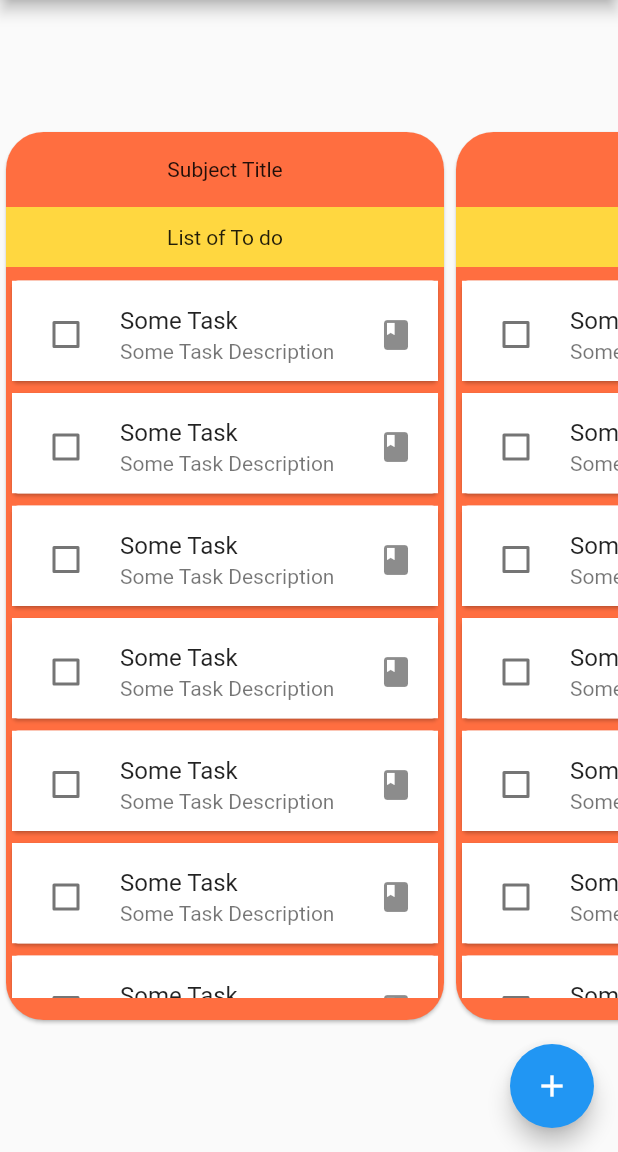
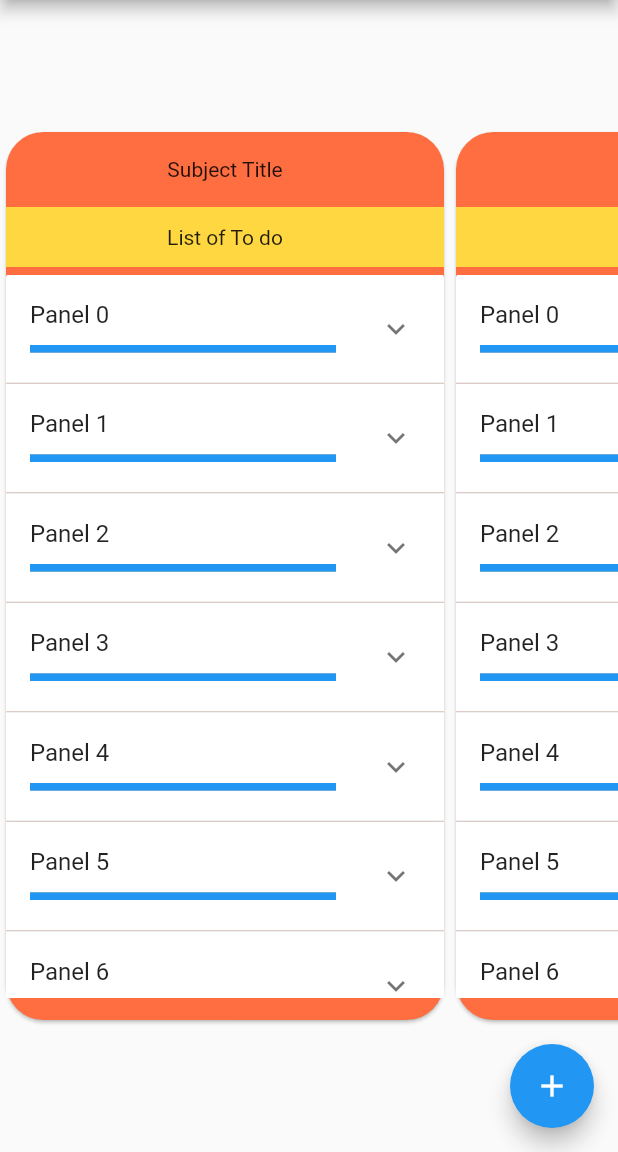
Before and after one commit to ronmattss/Personal-Academic-Tracker-PAT, a Flutter app: the screen it shows after launch, on a phone screen of 412 x 824 dp, the part 84-1236 px from its top. Run offline on Flutter 3.47's test engine with Material 2 defaults, Android fonts, the phone set to English and light mode, and no system bars; our stand-ins replace carousel_slider; missing offline and left inert: mysql1.

Commit message:
Created Subject Page

```diff
--- a/lib/Widgets/SubjectCard.dart
+++ b/lib/Widgets/SubjectCard.dart
@@ -4,6 +4,7 @@
 
 import 'package:flutter/cupertino.dart';
 import 'package:flutter/material.dart';
+import 'package:personalacademictracker/Views/SubjectPage.dart';
 import 'package:personalacademictracker/Widgets/TaskCard.dart';
 
 class SubjectCard extends StatefulWidget {
@@ -12,11 +13,69 @@ class SubjectCard extends StatefulWidget {
   State<StatefulWidget> createState() => _SubjectCardState();
 }
 
+class DummyValue {
+  DummyValue({
+    this.expandedValue,
+    this.headerValue,
+    this.isExpanded = false,
+  });
+
+  String expandedValue;
+  String headerValue;
+  bool isExpanded;
+}
+
+// Data Generation
+List<DummyValue> generateItems(int numberOfItems) {
+  return List.generate(numberOfItems, (int index) {
+    //generate n DummyValues
+    return DummyValue(
+      //return the Values
+      headerValue: 'Panel $index',
+      expandedValue: 'This is item number $index',
+    );
+  });
+}
+
 //TODO: Dynamic sizing
 class _SubjectCardState extends State<SubjectCard> {
+  List<DummyValue> _data = generateItems(10); // Generate Data Will be Async
+  Widget _buildTaskPanel(BuildContext context) {
+    return InkResponse(onTap: (){setState(() {
+      Navigator.push(context,MaterialPageRoute(builder: (context)=>SubjectPage()));
+      print("Hello");
+    });},child:ExpansionPanelList(
+      expansionCallback: (int index, bool isExpanded) {
+        setState(() {
+          _data[index].isExpanded = !isExpanded;
+        });
+      },
+      children: _data.map<ExpansionPanel>((DummyValue value) {
+        return ExpansionPanel(
+          headerBuilder: (BuildContext context, bool isExpanded) {
+            return ListTile(
+              title: Text(value.headerValue),subtitle: LinearProgressIndicator(value: 10,minHeight: 5,backgroundColor: Colors.blueGrey,),
+            );
+          },
+          body: SizedBox(height:  300,child: _listOfTaskCard(context))/*ListTile(
+            title: Text(value.expandedValue),
+            subtitle: Text("To delete this panel, tap the trash can icon"),
+            trailing: Icon(Icons.delete),
+            onTap: () {
+              setState(() {
+                _data.removeWhere((currentItem) => value == currentItem);
+              });
+            },
+          )*/,
+          isExpanded: value.isExpanded,
+        );
+      }).toList(),
+    ));
+  }
+
   Widget _listOfTaskCard(BuildContext context) {
     return ListView.builder(
-      itemCount: 50,
+      itemCount: 10,shrinkWrap: true,
       itemBuilder: (BuildContext context, int itemIndex) => TaskCard(),
     );
   }
@@ -49,9 +108,14 @@ class _SubjectCardState extends State<SubjectCard> {
               child: Center(child: Text('List of To do')),
             ),
             Flexible(
-                child: Container( decoration: BoxDecoration(borderRadius: BorderRadius.circular(25.0)),
+                child: Container(
+              decoration:
+                  BoxDecoration(borderRadius: BorderRadius.circular(25.0)),
               width: MediaQuery.of(context).size.width,
-              child: Padding(padding: EdgeInsets.only(bottom: 15,top: 5),child: _listOfTaskCard(context),),
+              child: Padding(
+                padding: EdgeInsets.only(bottom: 15, top: 5),
+                child:SingleChildScrollView(child:  _buildTaskPanel(context),),
+              ),
             ))
           ])),
     ); //);
--- a/lib/Widgets/TaskCard.dart
+++ b/lib/Widgets/TaskCard.dart
@@ -2,40 +2,52 @@
 
 import 'package:flutter/cupertino.dart';
 import 'package:flutter/material.dart';
+import 'package:personalacademictracker/Views/SubjectPage.dart';
 
-class TaskCard extends StatefulWidget
-{
+class TaskCard extends StatefulWidget {
   const TaskCard({Key key}) : super(key: key);
   @override
-  State<StatefulWidget> createState()=> _TaskCardState();}
+  State<StatefulWidget> createState() => _TaskCardState();
+}
 
+class _TaskCardState extends State<TaskCard> {
+  var timeDilation;
+   String title = "tite";
+  @override
+  void initState()
+  {
+    super.initState();
+    title = "hehe";
+  }
 
-class _TaskCardState extends State<TaskCard>
-{
-  var timeDilation;
-  Widget _customTaskTile(BuildContext context)
-  {
-    return CheckboxListTile(
-      title: const Text('Some Task'),controlAffinity: ListTileControlAffinity.leading, checkColor: Colors.black,tileColor: Colors.white,activeColor: Colors.deepOrange,
-      subtitle: const Text('Some Task Description'),
+  // Prefer This
+  Widget _customTaskTileSet(BuildContext context) {
+    return ListTile(
+      leading: Checkbox(
         value: timeDilation == true,
         onChanged: (bool value) {
           setState(() {
-          timeDilation = value ? true: false;
+            timeDilation = value ? true : false;
+            title = value ? "woo":"wee";
           });
         },
-      secondary: const Icon(Icons.book),
+      ),
+      title: Text("Task Title"),
+      subtitle: Text(title),
+      onTap: () {
+        setState(() {       // Go to Subject Page
+          title = "weeeeeeeeeeeeee";
+          print(title);
+        });
+      },
     );
   }
-  Widget _customTaskCard(BuildContext context)
-  {
-    return SizedBox(height: 75,child: Card(child:_customTaskTile(context)));
-  }
+
+
   @override
   Widget build(BuildContext context) {
     // TODO: implement build
 
-   return _customTaskCard(context);
+    return _customTaskTileSet(context);
   }
-
 }
```
Also changed, not shown: lib/Views/SubjectPage.dart (added, +51 -0 lines), 1 other file. Lines whose indentation alone changed are shown as unchanged.
